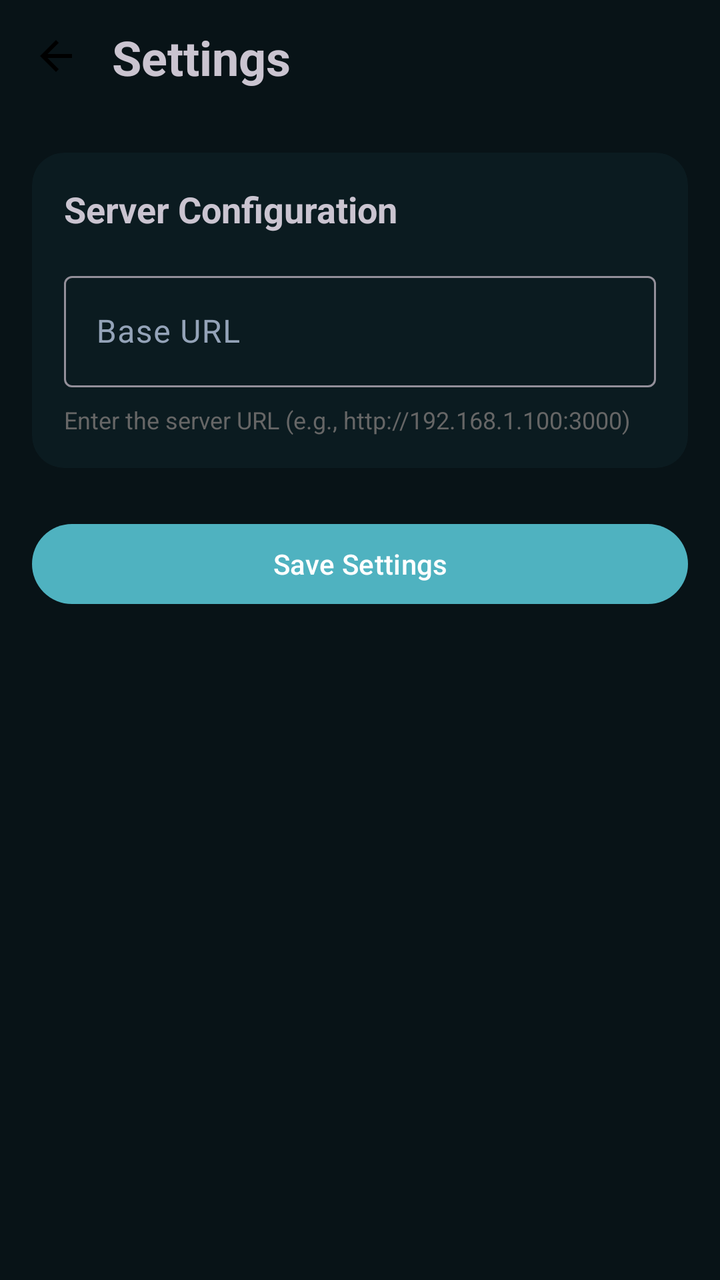
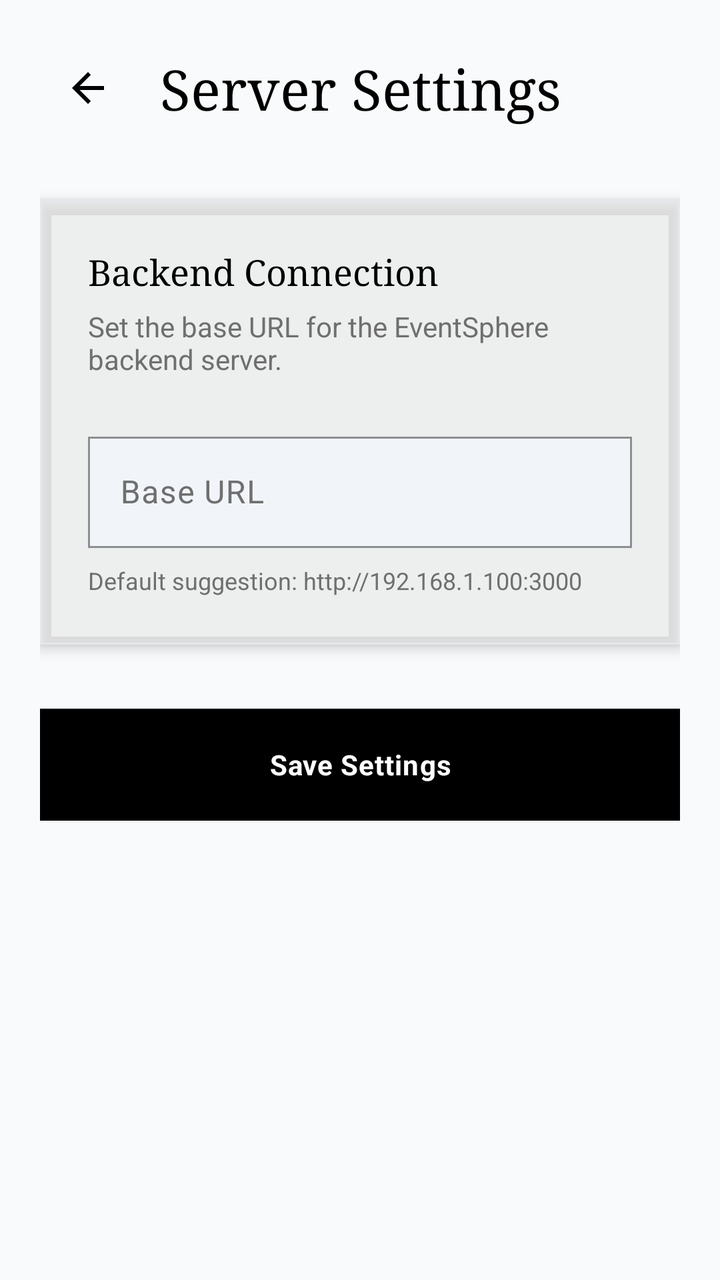

Compare the two renders of this Android layout. The source of the first and the diff that turns it into the second are given below.
<!-- AndroidManifest.xml: application theme Theme.EventSphereScanner -->
<!-- res/layout/fragment_settings.xml -->
<?xml version="1.0" encoding="utf-8"?>
<androidx.constraintlayout.widget.ConstraintLayout xmlns:android="http://schemas.android.com/apk/res/android"
    xmlns:app="http://schemas.android.com/apk/res-auto"
    android:layout_width="match_parent"
    android:layout_height="match_parent"
    android:padding="16dp">

    <ImageButton
        android:id="@+id/btnBack"
        android:layout_width="wrap_content"
        android:layout_height="wrap_content"
        android:background="?attr/selectableItemBackgroundBorderless"
        android:src="@drawable/abc_ic_ab_back_material"
        app:layout_constraintStart_toStartOf="parent"
        app:layout_constraintTop_toTopOf="parent"
        app:tint="@color/black" />

    <TextView
        android:id="@+id/tvTitle"
        android:layout_width="wrap_content"
        android:layout_height="wrap_content"
        android:layout_marginStart="16dp"
        android:text="Settings"
        android:textSize="24sp"
        android:textStyle="bold"
        app:layout_constraintBottom_toBottomOf="@id/btnBack"
        app:layout_constraintStart_toEndOf="@id/btnBack"
        app:layout_constraintTop_toTopOf="@id/btnBack" />

    <com.google.android.material.card.MaterialCardView
        android:id="@+id/cvBaseUrl"
        style="@style/Widget.EventSphereScanner.GlassCard"
        android:layout_width="match_parent"
        android:layout_height="wrap_content"
        android:layout_marginTop="32dp"
        app:layout_constraintTop_toBottomOf="@id/tvTitle">

        <LinearLayout
            android:layout_width="match_parent"
            android:layout_height="wrap_content"
            android:orientation="vertical"
            android:padding="16dp">

            <TextView
                android:layout_width="wrap_content"
                android:layout_height="wrap_content"
                android:text="Server Configuration"
                android:textSize="18sp"
                android:textStyle="bold" />

            <com.google.android.material.textfield.TextInputLayout
                android:id="@+id/tilBaseUrl"
                style="@style/Widget.Material3.TextInputLayout.OutlinedBox"
                android:layout_width="match_parent"
                android:layout_height="wrap_content"
                android:layout_marginTop="16dp"
                android:hint="Base URL">

                <com.google.android.material.textfield.TextInputEditText
                    android:id="@+id/etBaseUrl"
                    android:layout_width="match_parent"
                    android:layout_height="wrap_content"
                    android:inputType="textUri" />

            </com.google.android.material.textfield.TextInputLayout>

            <TextView
                android:layout_width="wrap_content"
                android:layout_height="wrap_content"
                android:layout_marginTop="8dp"
                android:text="Enter the server URL (e.g., http://192.168.1.100:3000)"
                android:textSize="12sp"
                android:textColor="#666666" />

        </LinearLayout>

    </com.google.android.material.card.MaterialCardView>

    <Button
        android:id="@+id/btnSave"
        style="@style/Widget.Material3.Button"
        android:layout_width="match_parent"
        android:layout_height="wrap_content"
        android:layout_marginTop="24dp"
        android:text="Save Settings"
        app:layout_constraintTop_toBottomOf="@id/cvBaseUrl" />

</androidx.constraintlayout.widget.ConstraintLayout>
<!-- resources referenced by this layout -->
<resources>
  <color name="black">#FF000000</color>
  <style name="Widget.EventSphereScanner.GlassCard" parent="Widget.Material3.CardView.Elevated">
          <item name="cardBackgroundColor">@color/glass_bg</item>
          <item name="cardCornerRadius">16dp</item>
          <item name="cardElevation">0dp</item>
      </style>
  <style name="Theme.EventSphereScanner" parent="Theme.Material3.Dark.NoActionBar">
          
          <item name="colorPrimary">@color/primary</item>
          <item name="colorOnPrimary">@color/white</item>
          <item name="colorSecondary">@color/secondary</item>
          <item name="colorOnSecondary">@color/black</item>
  
          
          <item name="android:windowBackground">@color/background</item>
          <item name="colorSurface">@color/surface</item>
          <item name="colorOnSurface">@color/text_primary</item>
          <item name="colorOnSurfaceVariant">@color/text_secondary</item>
  
          
          <item name="android:statusBarColor">@color/background</item>
      </style>
  <color name="glass_bg">#B30D1E24</color>
  <color name="primary">#4FB2C0</color>
  <color name="white">#FFFFFFFF</color>
  <color name="secondary">#97A1DA</color>
  <color name="background">#081317</color>
  <color name="surface">#0D1E24</color>
  <color name="text_primary">#FFFFFF</color>
  <color name="text_secondary">#94A3B8</color>
</resources>

<!-- the commit's change to res/layout/fragment_settings.xml (unified diff, before → after) -->
@@ -3,64 +3,77 @@
     xmlns:app="http://schemas.android.com/apk/res-auto"
     android:layout_width="match_parent"
     android:layout_height="match_parent"
-    android:padding="16dp">
+    android:background="@color/background"
+    android:padding="20dp">
 
     <ImageButton
         android:id="@+id/btnBack"
-        android:layout_width="wrap_content"
-        android:layout_height="wrap_content"
+        android:layout_width="48dp"
+        android:layout_height="48dp"
         android:background="?attr/selectableItemBackgroundBorderless"
-        android:src="@drawable/abc_ic_ab_back_material"
+        android:contentDescription="@string/back"
+        android:src="@drawable/ic_back"
         app:layout_constraintStart_toStartOf="parent"
         app:layout_constraintTop_toTopOf="parent"
-        app:tint="@color/black" />
+        app:tint="@color/text_primary" />
 
     <TextView
         android:id="@+id/tvTitle"
         android:layout_width="wrap_content"
         android:layout_height="wrap_content"
-        android:layout_marginStart="16dp"
-        android:text="Settings"
-        android:textSize="24sp"
-        android:textStyle="bold"
+        android:layout_marginStart="12dp"
+        android:text="@string/server_settings"
+        android:textColor="@color/text_primary"
+        android:textSize="28sp"
+        android:fontFamily="serif"
         app:layout_constraintBottom_toBottomOf="@id/btnBack"
         app:layout_constraintStart_toEndOf="@id/btnBack"
         app:layout_constraintTop_toTopOf="@id/btnBack" />
 
     <com.google.android.material.card.MaterialCardView
         android:id="@+id/cvBaseUrl"
-        style="@style/Widget.EventSphereScanner.GlassCard"
+        style="@style/Widget.EventSphereScanner.Card"
         android:layout_width="match_parent"
         android:layout_height="wrap_content"
         android:layout_marginTop="32dp"
-        app:layout_constraintTop_toBottomOf="@id/tvTitle">
+        app:layout_constraintTop_toBottomOf="@id/btnBack">
 
         <LinearLayout
             android:layout_width="match_parent"
             android:layout_height="wrap_content"
             android:orientation="vertical"
-            android:padding="16dp">
+            android:padding="24dp">
 
             <TextView
                 android:layout_width="wrap_content"
                 android:layout_height="wrap_content"
-                android:text="Server Configuration"
+                android:text="@string/backend_connection"
+                android:textColor="@color/text_primary"
                 android:textSize="18sp"
-                android:textStyle="bold" />
+                android:fontFamily="serif" />
+
+            <TextView
+                android:layout_width="wrap_content"
+                android:layout_height="wrap_content"
+                android:layout_marginTop="6dp"
+                android:text="@string/set_base_url"
+                android:textColor="@color/text_secondary"
+                android:textSize="14sp" />
 
             <com.google.android.material.textfield.TextInputLayout
                 android:id="@+id/tilBaseUrl"
-                style="@style/Widget.Material3.TextInputLayout.OutlinedBox"
+                style="@style/Widget.EventSphereScanner.Input"
                 android:layout_width="match_parent"
                 android:layout_height="wrap_content"
-                android:layout_marginTop="16dp"
-                android:hint="Base URL">
+                android:layout_marginTop="24dp"
+                android:hint="@string/base_url">
 
                 <com.google.android.material.textfield.TextInputEditText
                     android:id="@+id/etBaseUrl"
                     android:layout_width="match_parent"
                     android:layout_height="wrap_content"
-                    android:inputType="textUri" />
+                    android:inputType="textUri"
+                    android:textColor="@color/text_primary" />
 
             </com.google.android.material.textfield.TextInputLayout>
 
@@ -68,21 +81,21 @@
                 android:layout_width="wrap_content"
                 android:layout_height="wrap_content"
                 android:layout_marginTop="8dp"
-                android:text="Enter the server URL (e.g., http://192.168.1.100:3000)"
-                android:textSize="12sp"
-                android:textColor="#666666" />
+                android:text="@string/default_suggestion"
+                android:textColor="@color/text_secondary"
+                android:textSize="12sp" />
 
         </LinearLayout>
 
     </com.google.android.material.card.MaterialCardView>
 
-    <Button
+    <com.google.android.material.button.MaterialButton
         android:id="@+id/btnSave"
-        style="@style/Widget.Material3.Button"
+        style="@style/Widget.EventSphereScanner.Button.Primary"
         android:layout_width="match_parent"
-        android:layout_height="wrap_content"
-        android:layout_marginTop="24dp"
-        android:text="Save Settings"
+        android:layout_height="56dp"
+        android:layout_marginTop="32dp"
+        android:text="@string/save_settings"
         app:layout_constraintTop_toBottomOf="@id/cvBaseUrl" />
 
 </androidx.constraintlayout.widget.ConstraintLayout>
<!-- resource entries referenced after the edit -->
@@ -1,34 +1,88 @@
 <!-- resources referenced by this layout -->
 <resources>
-  <color name="black">#FF000000</color>
-  <style name="Widget.EventSphereScanner.GlassCard" parent="Widget.Material3.CardView.Elevated">
-          <item name="cardBackgroundColor">@color/glass_bg</item>
-          <item name="cardCornerRadius">16dp</item>
-          <item name="cardElevation">0dp</item>
-      </style>
-  <style name="Theme.EventSphereScanner" parent="Theme.Material3.Dark.NoActionBar">
-          
+  <color name="black">#000000</color>
+  <style name="Theme.EventSphereScanner" parent="Theme.Material3.Light.NoActionBar">
           <item name="colorPrimary">@color/primary</item>
           <item name="colorOnPrimary">@color/white</item>
           <item name="colorSecondary">@color/secondary</item>
-          <item name="colorOnSecondary">@color/black</item>
-  
-          
+          <item name="colorOnSecondary">@color/white</item>
           <item name="android:windowBackground">@color/background</item>
           <item name="colorSurface">@color/surface</item>
           <item name="colorOnSurface">@color/text_primary</item>
           <item name="colorOnSurfaceVariant">@color/text_secondary</item>
+          <item name="android:statusBarColor">@color/background</item>
+          <item name="android:windowLightStatusBar">true</item>
   
           
-          <item name="android:statusBarColor">@color/background</item>
+          <item name="shapeAppearanceSmallComponent">@style/ShapeAppearance.EventSphere.None</item>
+          <item name="shapeAppearanceMediumComponent">@style/ShapeAppearance.EventSphere.None</item>
+          <item name="shapeAppearanceLargeComponent">@style/ShapeAppearance.EventSphere.None</item>
+          <item name="bottomSheetDialogTheme">@style/ThemeOverlay.EventSphere.BottomSheetDialog</item>
       </style>
-  <color name="glass_bg">#B30D1E24</color>
-  <color name="primary">#4FB2C0</color>
-  <color name="white">#FFFFFFFF</color>
-  <color name="secondary">#97A1DA</color>
-  <color name="background">#081317</color>
-  <color name="surface">#0D1E24</color>
-  <color name="text_primary">#FFFFFF</color>
-  <color name="text_secondary">#94A3B8</color>
+  <color name="glass_bg">#99FFFFFF</color>
+  <color name="input_bg">#F1F5F9</color>
+  <color name="primary">#000000</color>
+  <color name="white">#FFFFFF</color>
+  <style name="ShapeAppearance.EventSphere.None" parent="ShapeAppearance.Material3.Corner.None">
+          <item name="cornerFamily">rounded</item>
+          <item name="cornerSize">0dp</item>
+      </style>
+  <color name="secondary">#6F6F6F</color>
+  <style name="ThemeOverlay.EventSphere.BottomSheetDialog" parent="ThemeOverlay.Material3.BottomSheetDialog">
+          <item name="bottomSheetStyle">@style/Widget.EventSphere.BottomSheet</item>
+      </style>
+  <style name="Widget.EventSphere.BottomSheet" parent="Widget.Material3.BottomSheet">
+          <item name="shapeAppearanceOverlay">@style/ShapeAppearance.EventSphere.None</item>
+          <item name="backgroundTint">@color/surface</item>
+      </style>
+  <color name="background">#F9FAFB</color>
+  <color name="surface">#FFFFFF</color>
+  <color name="border_gray">#E5E7EB</color>
+  <color name="text_primary">#000000</color>
+  <color name="text_secondary">#6F6F6F</color>
+  <!-- drawable ic_back (drawable) -->
+  <?xml version="1.0" encoding="utf-8"?>
+  <vector xmlns:android="http://schemas.android.com/apk/res/android"
+      android:width="24dp"
+      android:height="24dp"
+      android:viewportWidth="24"
+      android:viewportHeight="24"
+      android:tint="?attr/colorControlNormal">
+      <path
+          android:fillColor="@android:color/white"
+          android:pathData="M20,11H7.83l5.59,-5.59L12,4l-8,8l8,8l1.41,-1.41L7.83,13H20v-2z"/>
+  </vector>
+  <string name="back">Back</string>
+  <string name="backend_connection">Backend Connection</string>
+  <string name="base_url">Base URL</string>
+  <string name="default_suggestion">Default suggestion: http://192.168.1.100:3000</string>
+  <string name="save_settings">Save Settings</string>
+  <string name="server_settings">Server Settings</string>
+  <string name="set_base_url">Set the base URL for the EventSphere backend server.</string>
+  <style name="Widget.EventSphereScanner.Button.Primary" parent="Widget.Material3.Button">
+          <item name="backgroundTint">@color/black</item>
+          <item name="android:textColor">@color/white</item>
+          <item name="shapeAppearanceOverlay">@style/ShapeAppearance.EventSphere.None</item>
+          <item name="android:letterSpacing">0.025</item>
+          <item name="android:textStyle">bold</item>
+          <item name="android:fontFamily">sans-serif</item>
+          <item name="android:insetTop">0dp</item>
+          <item name="android:insetBottom">0dp</item>
+      </style>
+  <style name="Widget.EventSphereScanner.Card" parent="Widget.Material3.CardView.Elevated">
+          <item name="cardBackgroundColor">@color/surface</item>
+          <item name="shapeAppearanceOverlay">@style/ShapeAppearance.EventSphere.None</item>
+          <item name="strokeColor">@color/border_gray</item>
+          <item name="strokeWidth">1dp</item>
+          <item name="cardElevation">4dp</item>
+          
+          <item name="android:backgroundTint">@color/glass_bg</item>
+      </style>
+  <style name="Widget.EventSphereScanner.Input" parent="Widget.Material3.TextInputLayout.OutlinedBox">
+          <item name="shapeAppearanceOverlay">@style/ShapeAppearance.EventSphere.None</item>
+          <item name="boxBackgroundColor">@color/input_bg</item>
+          <item name="boxStrokeColor">@color/primary</item>
+          <item name="hintTextColor">@color/primary</item>
+      </style>
 </resources>
 
